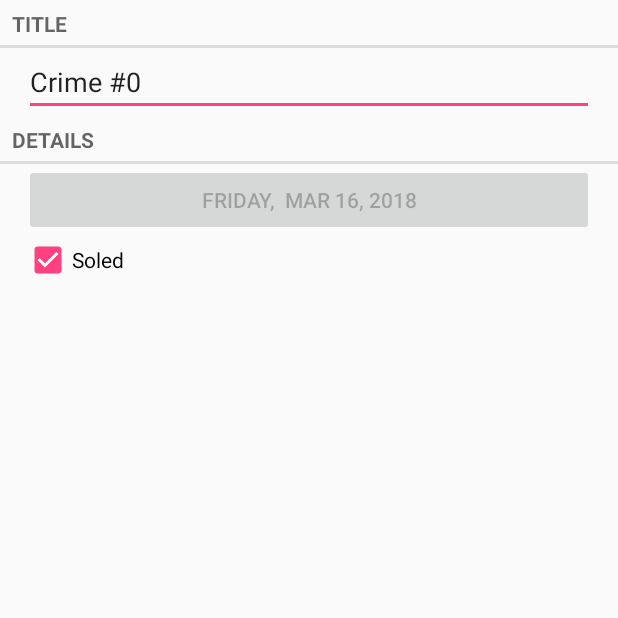
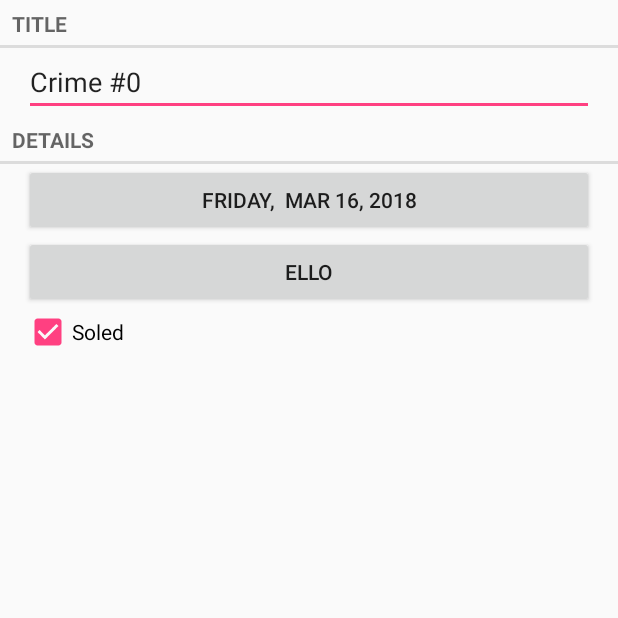
Before and after one commit to IfChyy/CriminalIntent, an Android app: the screen it shows after launch (CrimeActivity before the commit, CrimePagerActicity after it), after a tap on an icon or button, on a phone screen of 412 x 824 dp, the top half of it. Run offline under Robolectric (Android 15) with nearby library versions, the phone set to English and light mode, and no system bars.

Commit message:
add date picker dialog add time picker dialog bug fixes

```diff
--- a/app/src/main/AndroidManifest.xml
+++ b/app/src/main/AndroidManifest.xml
@@ -16,7 +16,7 @@
                 <category android:name="android.intent.category.LAUNCHER" />
             </intent-filter>
         </activity>
-        <activity android:name=".CrimeActivity"></activity>
+        <activity android:name=".CrimePagerActicity"></activity>
     </application>
 
 </manifest>
--- a/app/src/main/java/com/example/user/criminalintent/CrimeActivity.java
+++ b/app/src/main/java/com/example/user/criminalintent/CrimeActivity.java
@@ -16,6 +16,8 @@ import java.util.UUID;
  * passes infromation for id from each individual list item clicked and then creating
  * the fragment and showing it for particular ID
  */
+//-----------------------REPLACED BY CrimePagerActivity
+    //-------------KEPT FOR REFERENCE
 
 public class CrimeActivity extends SingleFragmentActivity {
 
--- a/app/src/main/java/com/example/user/criminalintent/CrimeFragment.java
+++ b/app/src/main/java/com/example/user/criminalintent/CrimeFragment.java
@@ -2,9 +2,11 @@ package com.example.user.criminalintent;
 
 import android.app.Activity;
 import android.content.Intent;
+import android.icu.text.UnicodeSetSpanner;
 import android.os.Bundle;
 import android.support.annotation.Nullable;
 import android.support.v4.app.Fragment;
+import android.support.v4.app.FragmentManager;
 import android.text.Editable;
 import android.text.TextWatcher;
 import android.view.LayoutInflater;
@@ -18,6 +20,7 @@ import android.widget.Toast;
 
 import java.text.DateFormat;
 import java.util.Calendar;
+import java.util.Date;
 import java.util.Locale;
 import java.util.UUID;
 
@@ -29,18 +32,21 @@ import java.util.UUID;
  * and a check box informing the crime specialist if the crime was solved or not
  */
 
-public class CrimeFragment extends Fragment {
+public class CrimeFragment extends Fragment implements View.OnClickListener {
 
     public static final String ARG_CRIME_ID = "crime_id";
     public static final String ITEM_ID = "item_id";
-    private static final int REQUEST_CRIME = 1;
+    private static final String DIALOG_DATE = "DialogDate";
+    private static final String DIALOG_TIME = "DialogTime";
+    private static final int REQUEST_DATE = 0;
 
     private Crime crime;
     private EditText titleField;
     private Button dateButton;
+    private Button timeButton;
     private CheckBox solvedCheckBox;
 
-    private int positionOfItem;
+    private FragmentManager manager;
 
     //called when new instance of crimefragment is needed to be creade
     public static CrimeFragment newInstance(UUID crimeID) {
@@ -89,14 +95,16 @@ public class CrimeFragment extends Fragment {
             }
         });
 
-        //date button
-        Calendar calendar = Calendar.getInstance();
-        String dayLongName = calendar.getDisplayName(Calendar.DAY_OF_WEEK, Calendar.LONG, Locale.getDefault());
-        String calendarDate = DateFormat.getDateInstance().format(crime.getDate());
-        //removed calendar date need to add
+        //date button to pick the date of the crime
+        //using method updateDate to setText of the button
         dateButton = v.findViewById(R.id.crime_date);
-        dateButton.setText(dayLongName + ",  " + calendarDate);
-        dateButton.setEnabled(false);
+        updateDate();
+        dateButton.setOnClickListener(this);
+
+        //time button to pick the time of the crime
+        timeButton = v.findViewById(R.id.crime_time);
+        timeButton.setText("ELLO");
+        timeButton.setOnClickListener(this);
 
         //solved check box and ad a listener if checked which updates crime checked state
         solvedCheckBox = v.findViewById(R.id.crime_solved);
@@ -112,27 +120,58 @@ public class CrimeFragment extends Fragment {
         return v;
 
     }
+
     //returns a result to parent fragment/activity after completion of this one
-    public void returnResult(){
-        getActivity().setResult(Activity.RESULT_OK,new Intent().putExtra(ITEM_ID, crime.getTitle()));
+    public void returnResult() {
+        getActivity().setResult(Activity.RESULT_OK, new Intent().putExtra(ITEM_ID, crime.getTitle()));
     }
 
     //returns intent extra with key extra_answer_shown and value false
     public static String wasAnswerShown(Intent result) {
         return result.getStringExtra(ITEM_ID);
     }
-    //get result extra from fragment frament list item
+
+
+    @Override
+    public void onClick(View view) {
+        if (view.getId() == dateButton.getId()) {
+            manager = getFragmentManager();
+            DatePickerFragment dialog = DatePickerFragment.newInstance(crime.getDate());
+            //requests information using parametar from previous fragment
+            dialog.setTargetFragment(CrimeFragment.this, REQUEST_DATE);
+            dialog.show(manager, DIALOG_DATE);
+
+        }
+
+        if(view.getId() == timeButton.getId()){
+            manager = getFragmentManager();
+            TimePickerFragment dialog = new TimePickerFragment();
+            dialog.show(manager, DIALOG_TIME);
+
+        }
+    }
+
+    //get the resulted date from date picker dialog fragment in onactivity result method
+
     @Override
     public void onActivityResult(int requestCode, int resultCode, Intent data) {
-        if (requestCode == REQUEST_CRIME) {
-
-            positionOfItem = data.getIntExtra("item_position", 0);
-            Toast.makeText(getActivity(), positionOfItem +" this is ", Toast.LENGTH_SHORT).show();
+        if(resultCode != Activity.RESULT_OK){
+            return;
+        }
+        if(requestCode == REQUEST_DATE){
+            Date date = (Date) data.getSerializableExtra(DatePickerFragment.EXTRA_DATE);
+            crime.setDate(date);
+            updateDate();
 
         }
-        Toast.makeText(getActivity(), "NOPE", Toast.LENGTH_SHORT).show();
-
     }
 
-
+    //method to update dateButton text
+    private void updateDate(){
+        //date button
+        Calendar calendar = Calendar.getInstance();
+        String dayLongName = calendar.getDisplayName(Calendar.DAY_OF_WEEK, Calendar.LONG, Locale.getDefault());
+        String calendarDate = DateFormat.getDateInstance().format(crime.getDate());
+        dateButton.setText(dayLongName +",  " + calendarDate);
+    }
 }
--- a/app/src/main/java/com/example/user/criminalintent/CrimeListFragment.java
+++ b/app/src/main/java/com/example/user/criminalintent/CrimeListFragment.java
@@ -26,13 +26,14 @@ import java.util.List;
 public class CrimeListFragment extends Fragment {
 
     private static final int REQUEST_CRIME = 1;
-    private static final String REQUEST_POSITION = "item_position";
+
 
     private RecyclerView crimeRecyclerView;
     private CrimeAdapter adapter;
     public static List<Crime> crimes;
 
     private String tempTitle;
+    private int clickedItemPos;
 
     @Nullable
     @Override
@@ -63,7 +64,7 @@ public class CrimeListFragment extends Fragment {
             crimeRecyclerView.setAdapter(adapter);
         } else {
 
-            adapter.notifyItemChanged(7);
+            adapter.notifyItemChanged(clickedItemPos);
 
         }
 
@@ -115,9 +116,16 @@ public class CrimeListFragment extends Fragment {
         //if item click open new fragment
         @Override
         public void onClick(View view) {
-            Intent in = CrimeActivity.newIntent(getActivity(), crime.getId());
-            in.putExtra(REQUEST_POSITION, getLayoutPosition());
+            //old code from the challenges to get information back from the fragment to the parent
+           /* Intent in = CrimeActivity.newIntent(getActivity(), crime.getId());
             startActivityForResult(in, REQUEST_CRIME);
+*/
+           //using viewPager to open each fragment
+            Intent in = CrimePagerActicity.newIntent(getActivity(), crime.getId());
+            startActivity(in);
+
+            clickedItemPos = getLayoutPosition();
+            Toast.makeText(getActivity(), "pos " + clickedItemPos , Toast.LENGTH_SHORT).show();
 
         }
 
--- /dev/null
+++ b/app/src/main/java/com/example/user/criminalintent/CrimePagerActicity.java
@@ -0,0 +1,74 @@
+package com.example.user.criminalintent;
+
+import android.content.Context;
+import android.content.Intent;
+import android.os.Bundle;
+import android.support.annotation.Nullable;
+import android.support.v4.app.Fragment;
+import android.support.v4.app.FragmentActivity;
+import android.support.v4.app.FragmentManager;
+import android.support.v4.app.FragmentPagerAdapter;
+import android.support.v4.app.FragmentStatePagerAdapter;
+import android.support.v4.view.ViewPager;
+import android.view.ViewParent;
+
+import java.util.List;
+import java.util.UUID;
+
+/**
+ * Created by Ivo Georgiev(IfChyy)
+ * CrimePagerActivity - a view pager resposnsible for displaying each particular instance of
+ * CrimeFragment and its information
+ * using left and right swipe to display different CrimeFragmetns
+ */
+
+public class CrimePagerActicity extends FragmentActivity {
+
+    public static final String EXTRA_CRIME_ID = "com.example.user.criminalintent.crime_id";
+
+    private ViewPager viewPager;
+    private List<Crime> crimes;
+
+    @Override
+    protected void onCreate(@Nullable Bundle savedInstanceState) {
+        super.onCreate(savedInstanceState);
+        setContentView(R.layout.activity_crime_pager);
+
+        viewPager = findViewById(R.id.activity_crime_pager_view_pager);
+        //init arraylist of crimes
+        crimes = CrimeLab.get(this).getCrimes();
+
+        //get the particular id of a crime to display in the view pager
+        UUID crimeId = (UUID) getIntent().getSerializableExtra(EXTRA_CRIME_ID);
+
+        //set view pager adapter to display crimes
+        FragmentManager fragmentManager = getSupportFragmentManager();
+        viewPager.setAdapter(new FragmentStatePagerAdapter(fragmentManager) {
+            @Override
+            public Fragment getItem(int position) {
+                //gets the crime at given position and uses CrimeFragments method to get bundler args
+                //to display each crime
+                Crime crime = crimes.get(position);
+                return CrimeFragment.newInstance(crime.getId());
+            }
+
+            @Override
+            public int getCount() {
+                return crimes.size();
+            }
+        });
+        //check if crime clicked in list. if it is display current crime not first one
+        for(int i = 0; i < crimes.size();i++){
+            if(crimes.get(i).getId().equals(crimeId)){
+                viewPager.setCurrentItem(i);
+                break;
+            }
+        }
+    }
+    //get the crime id for the item to display and open crimePagerActivity instead of CrimeActivity
+    public static Intent newIntent(Context packageContext, UUID crimeId) {
+        Intent in = new Intent(packageContext, CrimePagerActicity.class);
+        in.putExtra(EXTRA_CRIME_ID, crimeId);
+        return in;
+    }
+}
--- a/app/src/main/res/layout-land/fragment_crime.xml
+++ b/app/src/main/res/layout-land/fragment_crime.xml
@@ -28,12 +28,20 @@
     <LinearLayout
         android:layout_width="match_parent"
         android:layout_height="wrap_content"
-        android:orientation="horizontal"
         android:layout_marginLeft="16dp"
-        android:layout_marginRight="16dp">
+        android:layout_marginRight="16dp"
+        android:orientation="horizontal">
 
         <Button
             android:id="@+id/crime_date"
+            android:layout_width="wrap_content"
+            android:layout_height="wrap_content"
+            android:layout_marginLeft="16dp"
+            android:layout_marginRight="16dp"
+            android:layout_weight="1" />
+
+        <Button
+            android:id="@+id/crime_time"
             android:layout_width="wrap_content"
             android:layout_height="wrap_content"
             android:layout_marginLeft="16dp"
--- /dev/null
+++ b/app/src/main/res/layout/activity_crime_pager.xml
@@ -0,0 +1,7 @@
+<?xml version="1.0" encoding="utf-8"?>
+<android.support.v4.view.ViewPager xmlns:android="http://schemas.android.com/apk/res/android"
+    android:id="@+id/activity_crime_pager_view_pager"
+    android:layout_width="match_parent"
+    android:layout_height="match_parent">
+
+</android.support.v4.view.ViewPager>
--- a/app/src/main/res/layout/fragment_crime.xml
+++ b/app/src/main/res/layout/fragment_crime.xml
@@ -32,6 +32,13 @@
         android:layout_marginLeft="16dp"
         android:layout_marginRight="16dp" />
 
+    <Button
+        android:id="@+id/crime_time"
+        android:layout_width="match_parent"
+        android:layout_height="wrap_content"
+        android:layout_marginLeft="16dp"
+        android:layout_marginRight="16dp" />
+
     <CheckBox
         android:id="@+id/crime_solved"
         android:layout_width="match_parent"
--- a/app/src/main/res/values/strings.xml
+++ b/app/src/main/res/values/strings.xml
@@ -6,6 +6,8 @@
     <string name="crime_title_label">Title</string>
     <string name="crime_details_label">Details</string>
     <string name="crime_solved_label">Soled</string>
+    <string name="date_picker_title">Date of crime:</string>
+    <string name="time_picker_title">Time of crime:</string>
 
 
 </resources>
```
Also changed, not shown: app/src/main/java/com/example/user/criminalintent/DatePickerFragment.java (added, +83 -0 lines), app/src/main/java/com/example/user/criminalintent/TimePickerFragment.java (added, +57 -0 lines), app/src/main/res/layout/dialog_date.xml (added, +8 -0 lines), app/src/main/res/layout/dialog_time.xml (added, +7 -0 lines).
